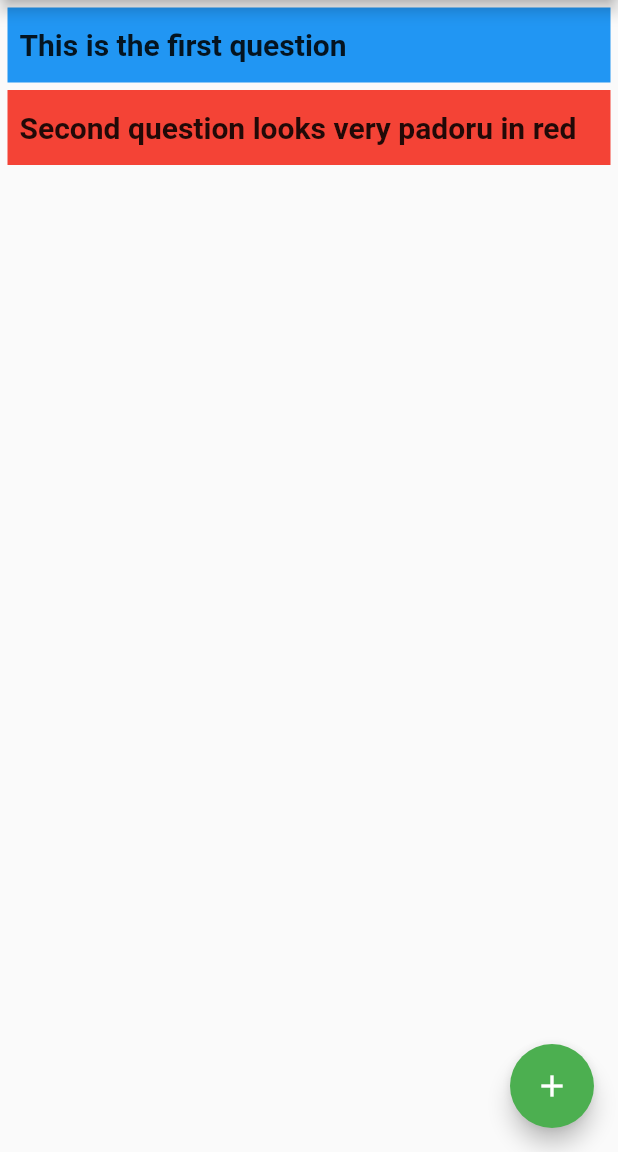
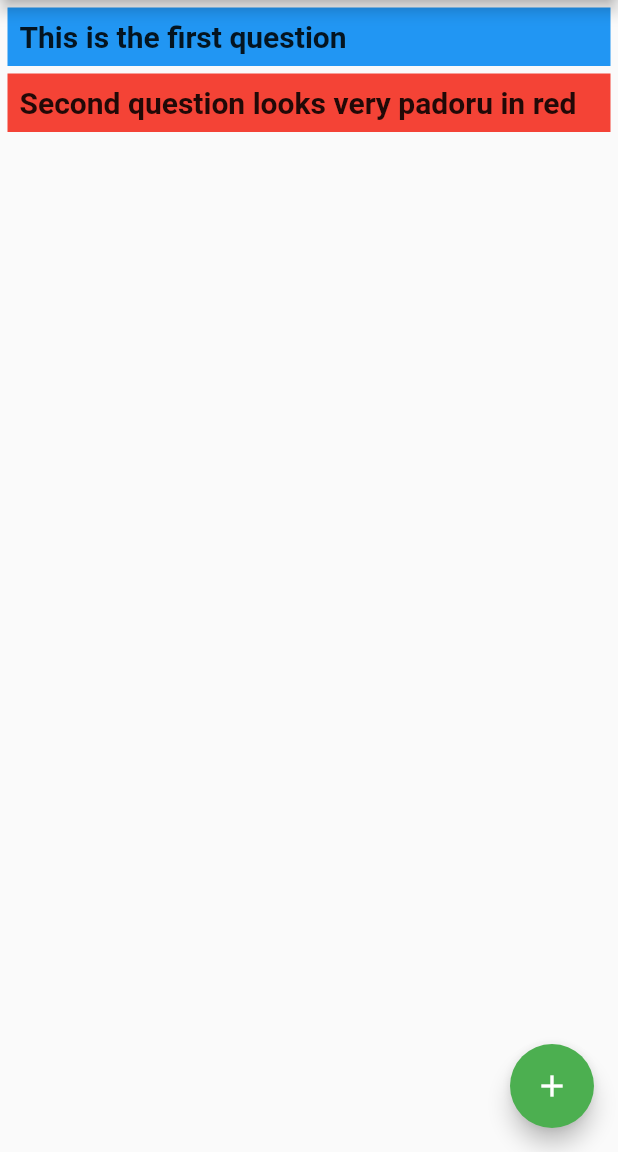
Before and after one commit to Educorreia932/FEUP-ESOF, a Flutter app: the screen it shows after launch, on a phone screen of 412 x 824 dp, the part 84-1236 px from its top. Run offline on Flutter 3.47's test engine with Material 2 defaults, Android fonts, the phone set to English and light mode, and no system bars.

Commit message:
auto sizing container

```diff
--- a/ask_away/lib/main.dart
+++ b/ask_away/lib/main.dart
@@ -72,7 +72,6 @@ class _MyHomePageState extends State<MyHomePage> {
                 Container(
                     margin: new EdgeInsets.only(top: 5),
                     padding: const EdgeInsets.all(8),
-                    height: 50,
                     color: Colors.blue,
                     child: Align(
                         alignment: Alignment.centerLeft,
@@ -82,7 +81,6 @@ class _MyHomePageState extends State<MyHomePage> {
                 Container(
                     margin: new EdgeInsets.only(top: 5),
                     padding: const EdgeInsets.all(8),
-                    height: 50,
                     color: Colors.red,
                     child: Align(
                         alignment: Alignment.centerLeft,
```
